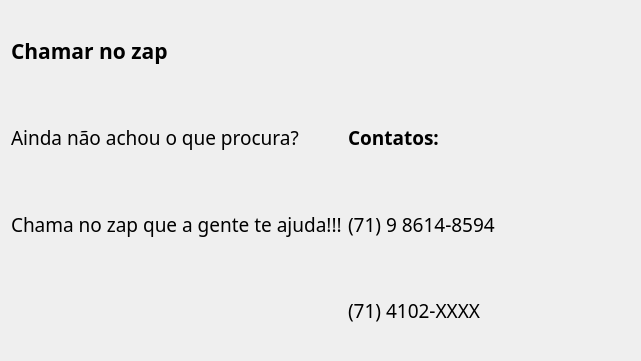
This is view/zap.ui in imora97/Sistema-para-doceria as Qt 5 draws it before an edit. The edited form follows.
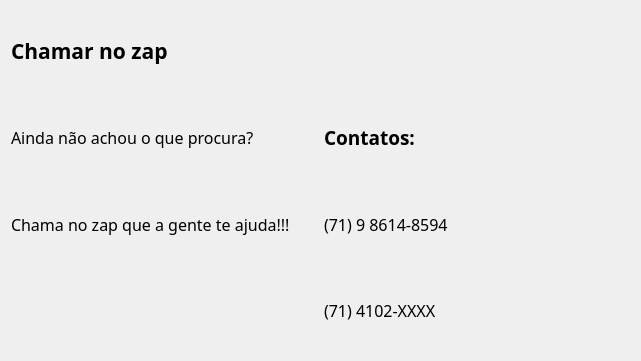
This is the edited form.

```diff
--- a/view/zap.ui
+++ b/view/zap.ui
@@ -49,7 +49,7 @@
      <property name="font">
       <font>
        <family>Segoe Print</family>
-       <pointsize>14</pointsize>
+       <pointsize>12</pointsize>
       </font>
      </property>
      <property name="text">
@@ -62,7 +62,7 @@
      <property name="font">
       <font>
        <family>Segoe Print</family>
-       <pointsize>14</pointsize>
+       <pointsize>12</pointsize>
       </font>
      </property>
      <property name="text">
@@ -75,7 +75,7 @@
      <property name="font">
       <font>
        <family>Segoe Print</family>
-       <pointsize>14</pointsize>
+       <pointsize>12</pointsize>
       </font>
      </property>
      <property name="text">
@@ -88,7 +88,7 @@
      <property name="font">
       <font>
        <family>Segoe Print</family>
-       <pointsize>14</pointsize>
+       <pointsize>12</pointsize>
       </font>
      </property>
      <property name="text">
```
